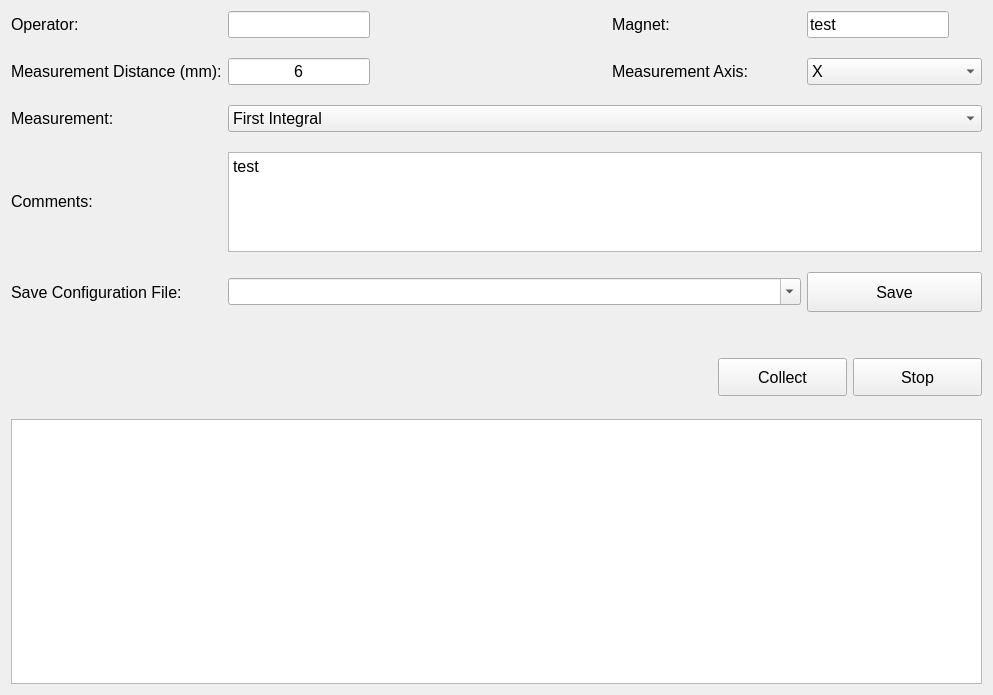
This is stretchedwire/gui/ui/measurementswidget.ui in lnls-ima/stretched-wire as Qt 5 draws it before an edit. The edited form follows.
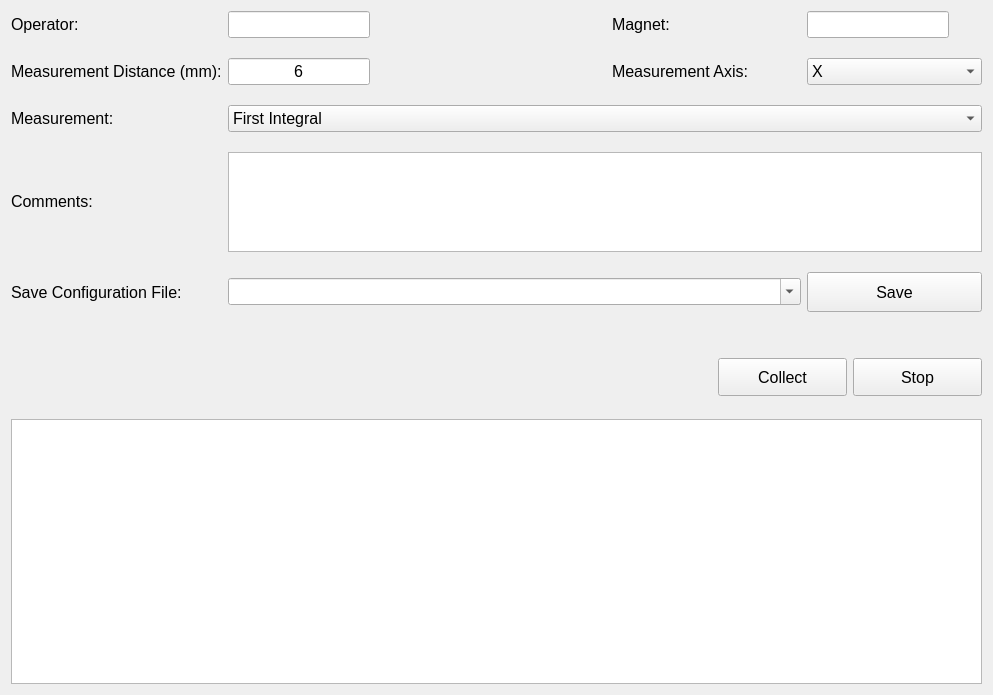
This is the edited form. Icons and pictures are not drawn. Custom widgets are drawn as their Qt base class.

What changed in the file:
```diff
--- a/stretchedwire/gui/ui/measurementswidget.ui
+++ b/stretchedwire/gui/ui/measurementswidget.ui
@@ -69,7 +69,7 @@
 &lt;html&gt;&lt;head&gt;&lt;meta name=&quot;qrichtext&quot; content=&quot;1&quot; /&gt;&lt;style type=&quot;text/css&quot;&gt;
 p, li { white-space: pre-wrap; }
 &lt;/style&gt;&lt;/head&gt;&lt;body style=&quot; font-family:'MS Shell Dlg 2'; font-size:12pt; font-weight:400; font-style:normal;&quot;&gt;
-&lt;p style=&quot; margin-top:0px; margin-bottom:0px; margin-left:0px; margin-right:0px; -qt-block-indent:0; text-indent:0px;&quot;&gt;test&lt;/p&gt;&lt;/body&gt;&lt;/html&gt;</string>
+&lt;p style=&quot;-qt-paragraph-type:empty; margin-top:0px; margin-bottom:0px; margin-left:0px; margin-right:0px; -qt-block-indent:0; text-indent:0px;&quot;&gt;&lt;br /&gt;&lt;/p&gt;&lt;/body&gt;&lt;/html&gt;</string>
        </property>
       </widget>
      </item>
@@ -163,7 +163,7 @@
         </sizepolicy>
        </property>
        <property name="text">
-        <string>test</string>
+        <string/>
        </property>
        <property name="alignment">
         <set>Qt::AlignLeading|Qt::AlignLeft|Qt::AlignVCenter</set>
```
